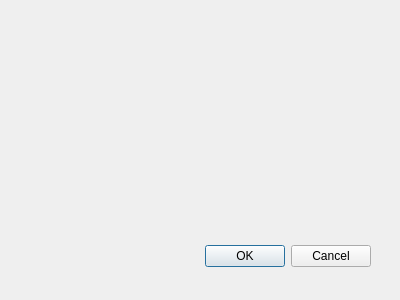
Before: the Qt Designer form src/MonitoringProcesses/view/ManageClusterWindow.ui in jmabuin/CPM, drawn with Qt 5.
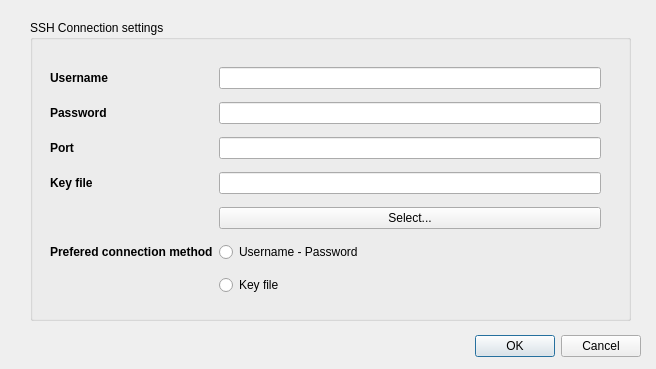
After: the same form once the commit is applied.

Commit message: Added port election and started SSH configuration

What changed in the file:
```diff
--- a/src/MonitoringProcesses/view/ManageClusterWindow.ui
+++ b/src/MonitoringProcesses/view/ManageClusterWindow.ui
@@ -8,8 +8,8 @@
    <rect>
     <x>0</x>
     <y>0</y>
-    <width>400</width>
-    <height>300</height>
+    <width>656</width>
+    <height>369</height>
    </rect>
   </property>
   <property name="windowTitle">
@@ -18,8 +18,8 @@
   <widget name="buttonBox" class="QDialogButtonBox">
    <property name="geometry">
     <rect>
-     <x>30</x>
-     <y>240</y>
+     <x>300</x>
+     <y>330</y>
      <width>341</width>
      <height>32</height>
     </rect>
@@ -31,6 +31,160 @@
     <set>QDialogButtonBox::Cancel|QDialogButtonBox::Ok</set>
    </property>
   </widget>
+  <widget class="QGroupBox" name="groupBox_SSHSettings">
+   <property name="geometry">
+    <rect>
+     <x>30</x>
+     <y>20</y>
+     <width>601</width>
+     <height>301</height>
+    </rect>
+   </property>
+   <property name="title">
+    <string>SSH Connection settings</string>
+   </property>
+   <widget class="QWidget" name="gridLayoutWidget">
+    <property name="geometry">
+     <rect>
+      <x>20</x>
+      <y>40</y>
+      <width>551</width>
+      <height>244</height>
+     </rect>
+    </property>
+    <layout class="QGridLayout" name="gridLayout">
+     <item row="5" column="1">
+      <widget class="QRadioButton" name="radioButton_userpass">
+       <property name="text">
+        <string>Username - Password</string>
+       </property>
+      </widget>
+     </item>
+     <item row="3" column="0">
+      <widget class="QLabel" name="Label_KeyFile">
+       <property name="font">
+        <font>
+         <weight>75</weight>
+         <bold>true</bold>
+        </font>
+       </property>
+       <property name="text">
+        <string>Key file</string>
+       </property>
+      </widget>
+     </item>
+     <item row="4" column="1">
+      <widget class="QPushButton" name="pushButton_KeyFile">
+       <property name="text">
+        <string>Select...</string>
+       </property>
+      </widget>
+     </item>
+     <item row="5" column="0">
+      <widget class="QLabel" name="Label_ConnectionMethod">
+       <property name="font">
+        <font>
+         <weight>75</weight>
+         <bold>true</bold>
+        </font>
+       </property>
+       <property name="text">
+        <string>Prefered connection method</string>
+       </property>
+      </widget>
+     </item>
+     <item row="0" column="0">
+      <widget class="QLabel" name="Label_Username">
+       <property name="font">
+        <font>
+         <weight>75</weight>
+         <bold>true</bold>
+        </font>
+       </property>
+       <property name="text">
+        <string>Username</string>
+       </property>
+      </widget>
+     </item>
+     <item row="1" column="1">
+      <widget class="QLineEdit" name="LineEdit_Password">
+       <property name="font">
+        <font>
+         <weight>50</weight>
+         <bold>false</bold>
+        </font>
+       </property>
+       <property name="echoMode">
+        <enum>QLineEdit::Password</enum>
+       </property>
+      </widget>
+     </item>
+     <item row="2" column="1">
+      <widget class="QLineEdit" name="LineEdit_Port">
+       <property name="font">
+        <font>
+         <weight>50</weight>
+         <bold>false</bold>
+        </font>
+       </property>
+      </widget>
+     </item>
+     <item row="0" column="1">
+      <widget class="QLineEdit" name="LineEdit_Username">
+       <property name="font">
+        <font>
+         <weight>50</weight>
+         <bold>false</bold>
+        </font>
+       </property>
+      </widget>
+     </item>
+     <item row="2" column="0">
+      <widget class="QLabel" name="Label_Port">
+       <property name="font">
+        <font>
+         <weight>75</weight>
+         <bold>true</bold>
+        </font>
+       </property>
+       <property name="text">
+        <string>Port</string>
+       </property>
+      </widget>
+     </item>
+     <item row="1" column="0">
+      <widget class="QLabel" name="Label_Password">
+       <property name="font">
+        <font>
+         <weight>75</weight>
+         <bold>true</bold>
+        </font>
+       </property>
+       <property name="text">
+        <string>Password</string>
+       </property>
+      </widget>
+     </item>
+     <item row="3" column="1">
+      <widget class="QLineEdit" name="LineEdit_KeyFile">
+       <property name="font">
+        <font>
+         <weight>50</weight>
+         <bold>false</bold>
+        </font>
+       </property>
+      </widget>
+     </item>
+     <item row="6" column="1">
+      <widget class="QRadioButton" name="radioButton_keyfile">
+       <property name="text">
+        <string>Key file</string>
+       </property>
+      </widget>
+     </item>
+    </layout>
+   </widget>
+  </widget>
  </widget>
  <pixmapfunction/>
  <resources/>
```
Left out of the diff: 9 changed lines with no effect on the pictures. The commit also changes 10 other files.
